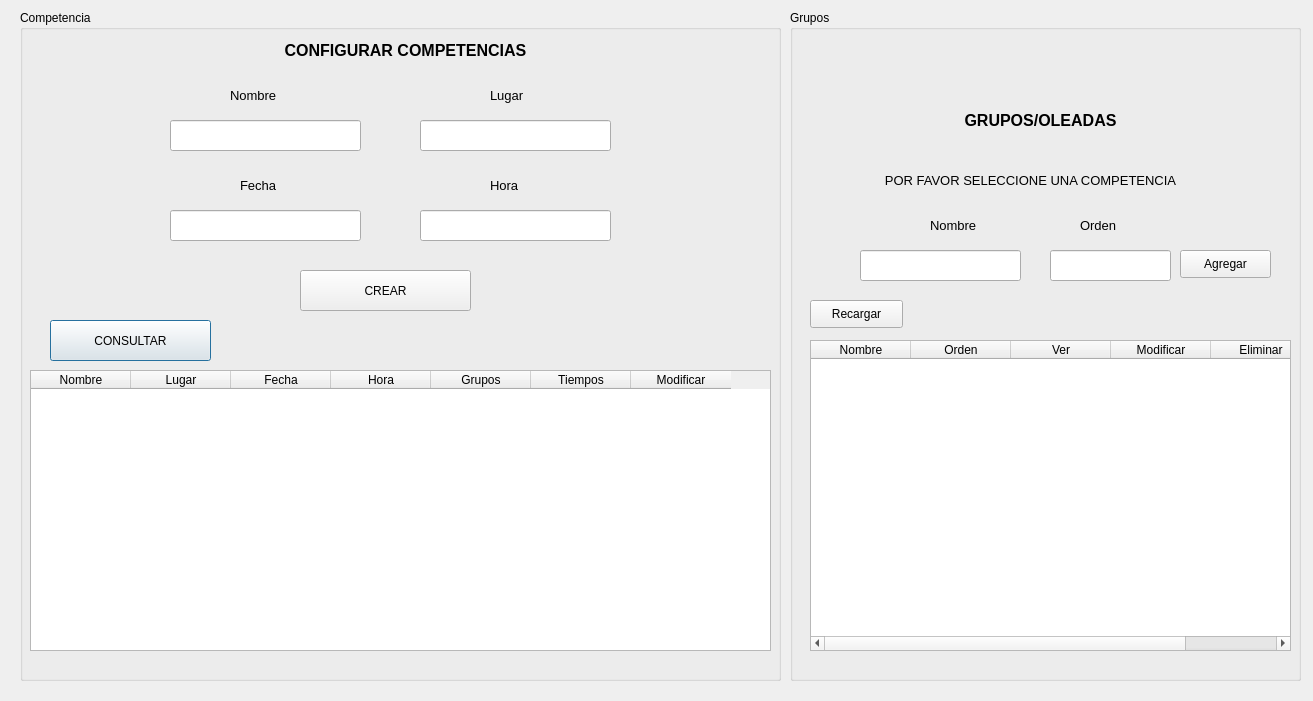
Above: qt/competenciasView.ui from germang2/CrossfitTimer before the change. Below: the same form after it.
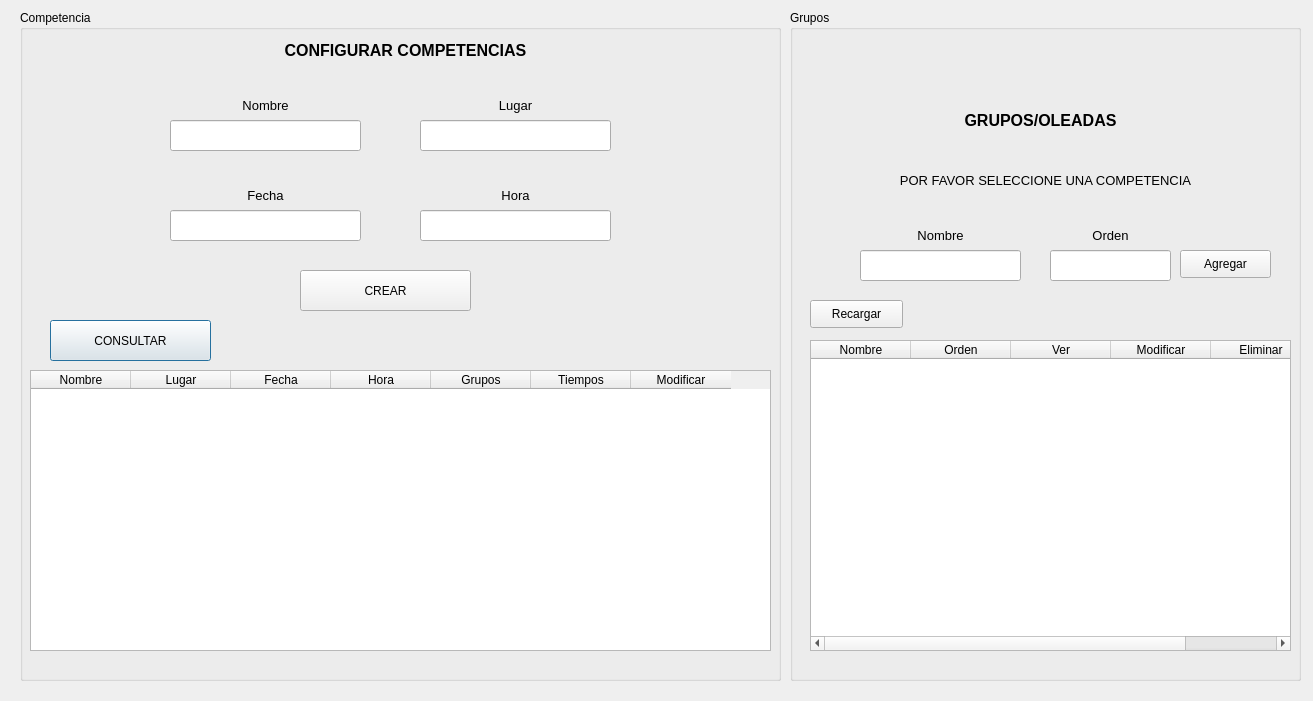
That is the form after the change.

```diff
--- a/qt/competenciasView.ui
+++ b/qt/competenciasView.ui
@@ -122,9 +122,9 @@
   <widget class="QLabel" name="lb_competence_selected">
    <property name="geometry">
     <rect>
-     <x>840</x>
+     <x>800</x>
      <y>160</y>
-     <width>381</width>
+     <width>491</width>
      <height>41</height>
     </rect>
    </property>
@@ -140,33 +140,12 @@
     <set>Qt::AlignCenter</set>
    </property>
   </widget>
-  <widget class="QLabel" name="label_8">
-   <property name="geometry">
-    <rect>
-     <x>930</x>
-     <y>210</y>
-     <width>81</width>
-     <height>31</height>
-    </rect>
-   </property>
-   <property name="font">
-    <font>
-     <pointsize>10</pointsize>
-    </font>
-   </property>
-   <property name="styleSheet">
-    <string notr="true"/>
-   </property>
-   <property name="text">
-    <string>Nombre</string>
-   </property>
-  </widget>
   <widget class="QLabel" name="lb_group_name_error">
    <property name="geometry">
     <rect>
      <x>860</x>
      <y>280</y>
-     <width>191</width>
+     <width>161</width>
      <height>20</height>
     </rect>
    </property>
@@ -206,46 +185,6 @@
     <string notr="true"/>
    </property>
   </widget>
-  <widget class="QLabel" name="lb_group_order_error">
-   <property name="geometry">
-    <rect>
-     <x>1020</x>
-     <y>280</y>
-     <width>151</width>
-     <height>20</height>
-    </rect>
-   </property>
-   <property name="styleSheet">
-    <string notr="true"/>
-   </property>
-   <property name="text">
-    <string/>
-   </property>
-   <property name="alignment">
-    <set>Qt::AlignCenter</set>
-   </property>
-  </widget>
-  <widget class="QLabel" name="label_9">
-   <property name="geometry">
-    <rect>
-     <x>1080</x>
-     <y>210</y>
-     <width>81</width>
-     <height>31</height>
-    </rect>
-   </property>
-   <property name="font">
-    <font>
-     <pointsize>10</pointsize>
-    </font>
-   </property>
-   <property name="styleSheet">
-    <string notr="true"/>
-   </property>
-   <property name="text">
-    <string>Orden</string>
-   </property>
-  </widget>
   <widget class="QPushButton" name="btn_create_group">
    <property name="geometry">
     <rect>
@@ -312,9 +251,9 @@
    <widget class="QLabel" name="label_4">
     <property name="geometry">
      <rect>
-      <x>220</x>
-      <y>160</y>
-      <width>81</width>
+      <x>150</x>
+      <y>170</y>
+      <width>191</width>
       <height>31</height>
      </rect>
     </property>
@@ -326,6 +265,9 @@
     <property name="text">
      <string>Fecha</string>
     </property>
+    <property name="alignment">
+     <set>Qt::AlignCenter</set>
+    </property>
    </widget>
    <widget class="QLineEdit" name="ed_time">
     <property name="geometry">
@@ -340,9 +282,9 @@
    <widget class="QLabel" name="lb_date_error">
     <property name="geometry">
      <rect>
-      <x>80</x>
+      <x>150</x>
       <y>230</y>
-      <width>351</width>
+      <width>191</width>
       <height>20</height>
      </rect>
     </property>
@@ -359,9 +301,9 @@
    <widget class="QLabel" name="label_5">
     <property name="geometry">
      <rect>
-      <x>470</x>
-      <y>160</y>
-      <width>81</width>
+      <x>400</x>
+      <y>170</y>
+      <width>191</width>
       <height>31</height>
      </rect>
     </property>
@@ -373,6 +315,9 @@
     <property name="text">
      <string>Hora</string>
     </property>
+    <property name="alignment">
+     <set>Qt::AlignCenter</set>
+    </property>
    </widget>
    <widget class="QLineEdit" name="ed_name">
     <property name="geometry">
@@ -416,9 +361,9 @@
    <widget class="QLabel" name="label_2">
     <property name="geometry">
      <rect>
-      <x>210</x>
-      <y>70</y>
-      <width>81</width>
+      <x>150</x>
+      <y>80</y>
+      <width>191</width>
       <height>31</height>
      </rect>
     </property>
@@ -430,6 +375,9 @@
     <property name="text">
      <string>Nombre</string>
     </property>
+    <property name="alignment">
+     <set>Qt::AlignCenter</set>
+    </property>
    </widget>
    <widget class="QLineEdit" name="ed_place">
     <property name="geometry">
@@ -444,9 +392,9 @@
    <widget class="QLabel" name="label_3">
     <property name="geometry">
      <rect>
-      <x>470</x>
-      <y>70</y>
-      <width>81</width>
+      <x>400</x>
+      <y>80</y>
+      <width>191</width>
       <height>31</height>
      </rect>
     </property>
@@ -458,6 +406,9 @@
     <property name="text">
      <string>Lugar</string>
     </property>
+    <property name="alignment">
+     <set>Qt::AlignCenter</set>
+    </property>
    </widget>
    <widget class="QLabel" name="lb_name_error">
     <property name="geometry">
@@ -558,6 +509,73 @@
      <string>Recargar</string>
     </property>
    </widget>
+   <widget class="QLabel" name="lb_group_order_error">
+    <property name="geometry">
+     <rect>
+      <x>260</x>
+      <y>270</y>
+      <width>141</width>
+      <height>20</height>
+     </rect>
+    </property>
+    <property name="styleSheet">
+     <string notr="true"/>
+    </property>
+    <property name="text">
+     <string/>
+    </property>
+    <property name="alignment">
+     <set>Qt::AlignCenter</set>
+    </property>
+   </widget>
+   <widget class="QLabel" name="label_8">
+    <property name="geometry">
+     <rect>
+      <x>70</x>
+      <y>210</y>
+      <width>161</width>
+      <height>31</height>
+     </rect>
+    </property>
+    <property name="font">
+     <font>
+      <pointsize>10</pointsize>
+     </font>
+    </property>
+    <property name="styleSheet">
+     <string notr="true"/>
+    </property>
+    <property name="text">
+     <string>Nombre</string>
+    </property>
+    <property name="alignment">
+     <set>Qt::AlignCenter</set>
+    </property>
+   </widget>
+   <widget class="QLabel" name="label_9">
+    <property name="geometry">
+     <rect>
+      <x>260</x>
+      <y>210</y>
+      <width>121</width>
+      <height>31</height>
+     </rect>
+    </property>
+    <property name="font">
+     <font>
+      <pointsize>10</pointsize>
+     </font>
+    </property>
+    <property name="styleSheet">
+     <string notr="true"/>
+    </property>
+    <property name="text">
+     <string>Orden</string>
+    </property>
+    <property name="alignment">
+     <set>Qt::AlignCenter</set>
+    </property>
+   </widget>
   </widget>
   <zorder>group_box_groups</zorder>
   <zorder>group_box_competence</zorder>
```
Left out of the diff: 3 changed lines with no effect on the pictures.
